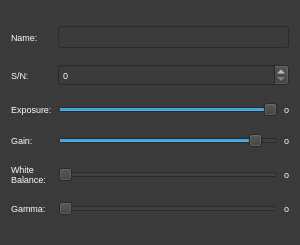
This is ui/settingPopUpMenu.ui in AllenNeuralDynamics/parallax as Qt 5 draws it before an edit. The edited form follows.
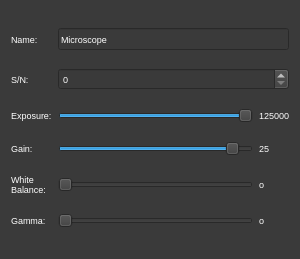
This is the edited form.

```diff
--- a/ui/settingPopUpMenu.ui
+++ b/ui/settingPopUpMenu.ui
@@ -7,7 +7,7 @@
     <x>0</x>
     <y>0</y>
     <width>300</width>
-    <height>245</height>
+    <height>259</height>
    </rect>
   </property>
   <property name="minimumSize">
@@ -89,7 +89,10 @@
    <item row="2" column="2">
     <widget class="QLabel" name="expNum">
      <property name="text">
-      <string>o</string>
+      <string>125000</string>
+     </property>
+     <property name="textFormat">
+      <enum>Qt::PlainText</enum>
      </property>
     </widget>
    </item>
@@ -133,7 +136,10 @@
    <item row="3" column="2">
     <widget class="QLabel" name="gainNum">
      <property name="text">
-      <string>o</string>
+      <string>25</string>
+     </property>
+     <property name="textFormat">
+      <enum>Qt::PlainText</enum>
      </property>
     </widget>
    </item>
@@ -176,7 +182,11 @@
     </widget>
    </item>
    <item row="0" column="1" colspan="2">
-    <widget class="QLineEdit" name="customName"/>
+    <widget class="QLineEdit" name="customName">
+     <property name="text">
+      <string>Microscope</string>
+     </property>
+    </widget>
    </item>
   </layout>
  </widget>
```
Left out of the diff: 67 changed lines with no effect on the pictures.
